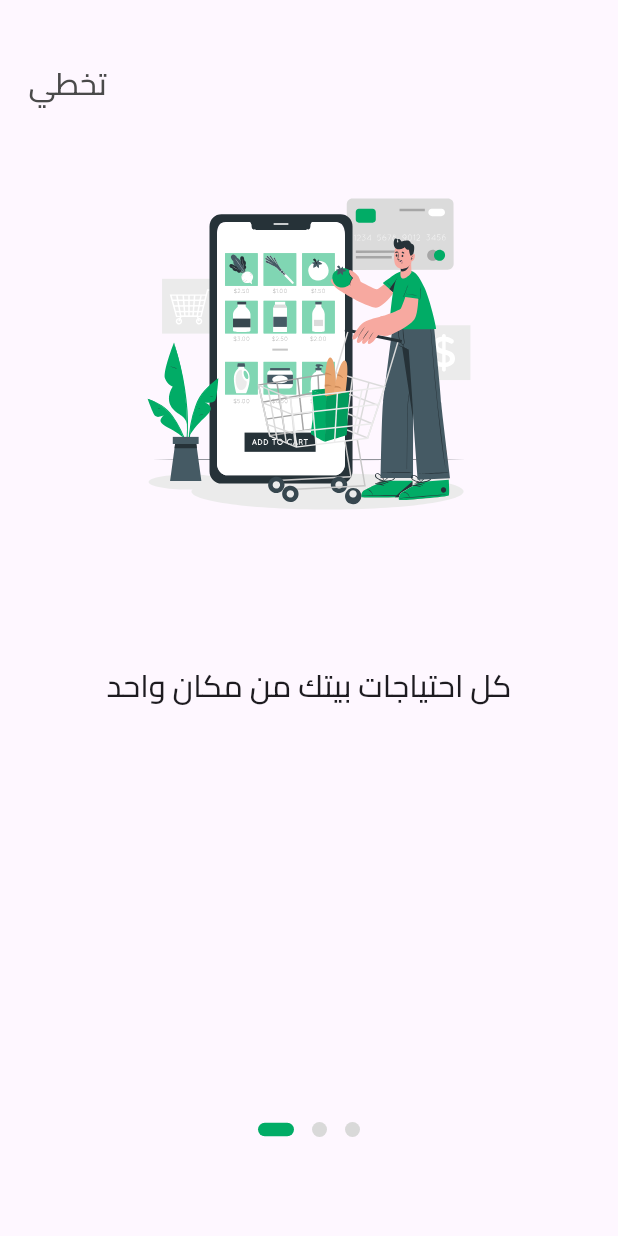
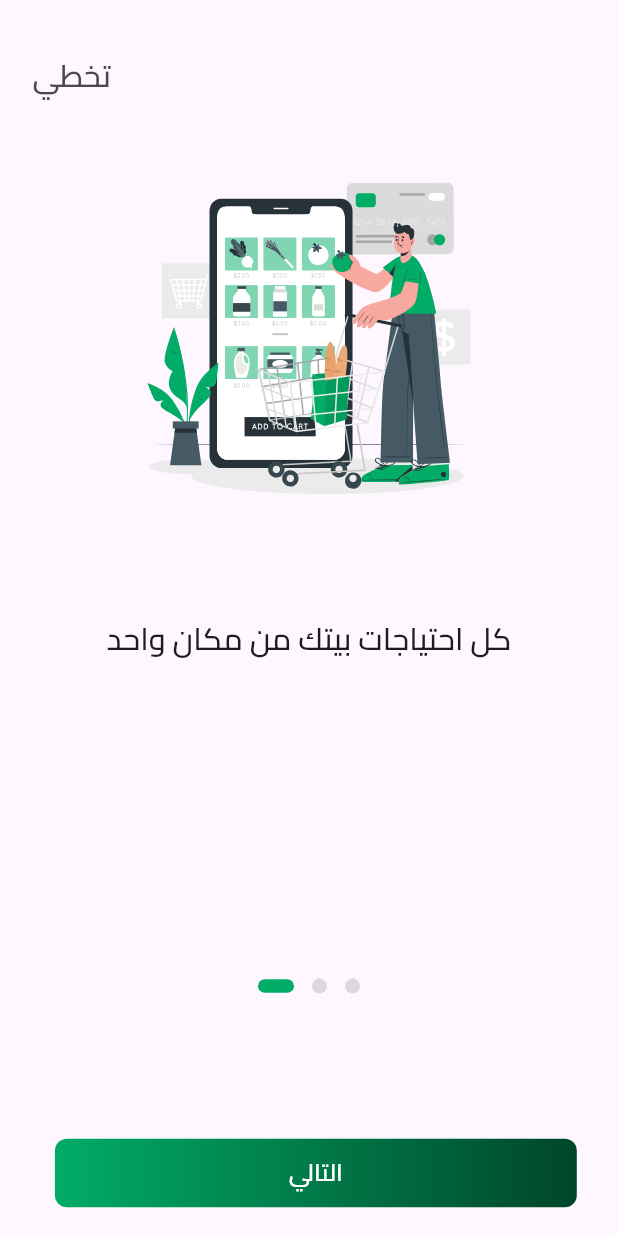
Before and after one commit to ahmedabdelkrim125/alamashi, a Flutter app: the screen it shows after launch, on a phone screen of 412 x 824 dp. Run offline on Flutter 3.47's test engine with Material 3 defaults, Android fonts, the phone set to English and light mode, and no system bars; drawn by our look-alikes of dots_indicator; our stand-ins replace flutter_screenutil, flutter_svg, go_router; missing offline and left inert: svg_flutter.

Commit message:
On Boarding and scroll done

```diff
--- a/lib/core/app_router.dart
+++ b/lib/core/app_router.dart
@@ -1,3 +1,4 @@
+import 'package:egyptian_supermaekat/features/auth/presentation/view/login_page.dart';
 import 'package:egyptian_supermaekat/features/auth/presentation/view/sign_up_page.dart';
 import 'package:egyptian_supermaekat/features/on_boarding/presentation/views/on_boarding_screen.dart';
 import 'package:egyptian_supermaekat/features/splash/presentation/views/splash_screen.dart';
@@ -7,6 +8,7 @@ import 'package:go_router/go_router.dart';
 class AppRouter {
   static String signUp = '/sign_up'; //sign_up page
   static String onboarding = '/on_boarding'; //on_boarding page
+  static String login = '/login'; //loginScreen page
   static final GoRouter router = GoRouter(
     routes: <RouteBase>[
       GoRoute(
@@ -21,6 +23,12 @@ class AppRouter {
               return const SignUpPage();
             },
           ),
+          GoRoute(
+            path: login,
+            builder: (BuildContext context, GoRouterState state) {
+              return const LoginPage();
+            },
+          ),
            GoRoute(
             path: onboarding,
             builder: (BuildContext context, GoRouterState state) {
--- a/lib/core/style.dart
+++ b/lib/core/style.dart
@@ -6,6 +6,7 @@ abstract class Style {
   static TextStyle textStyle24 = TextStyle(
     fontSize: 24,
   );
+
   static TextStyle textStyle20 = TextStyle(
     fontSize: 20,
   );
@@ -15,4 +16,7 @@ abstract class Style {
   static TextStyle textStyle16 = TextStyle(
     fontSize: 16,
   );
+   static TextStyle textStyle14 = TextStyle(
+    fontSize: 14.sp,
+  );
 }
--- a/lib/core/utils/app_images.dart
+++ b/lib/core/utils/app_images.dart
@@ -26,7 +26,11 @@ class Assets {
   /// assets/images/WaveStart.svg
   static const String imagesWaveStart = "assets/images/WaveStart.svg";
 
-  static const String onlineShoppingVector = "assets/images/onlineShoppingVector.svg";
-  static const String fastDeliveryVector = "assets/images/fastDeliveryVector.svg";
-  static const String securePaymentVector = "assets/images/securePaymentVector.svg";
+  static const String onlineShoppingVector =
+      "assets/images/onlineShoppingVector.svg";
+  static const String fastDeliveryVector =
+      "assets/images/fastDeliveryVector.svg";
+  static const String securePaymentVector =
+      "assets/images/securePaymentVector.svg";
+  static const String backArrowCircle = "assets/images/back_arrow_circle.svg";
 }
--- a/lib/features/on_boarding/presentation/views/Widgets/on_boarding_body.dart
+++ b/lib/features/on_boarding/presentation/views/Widgets/on_boarding_body.dart
@@ -1,9 +1,13 @@
 import 'package:dots_indicator/dots_indicator.dart';
 import 'package:egyptian_supermaekat/constant.dart';
+import 'package:egyptian_supermaekat/core/app_router.dart';
 import 'package:egyptian_supermaekat/core/style.dart';
 import 'package:egyptian_supermaekat/core/utils/app_images.dart';
 import 'package:egyptian_supermaekat/features/on_boarding/presentation/views/Widgets/page_view_item.dart';
 import 'package:flutter/material.dart';
+import 'package:flutter_screenutil/flutter_screenutil.dart';
+import 'package:go_router/go_router.dart';
+import 'package:svg_flutter/svg.dart';
 
 class OnBoardingBody extends StatefulWidget {
   const OnBoardingBody({super.key});
@@ -34,16 +38,22 @@ class _OnBoardingBodyState extends State<OnBoardingBody> {
   Widget build(BuildContext context) {
     return SafeArea(
       child: Column(
+        mainAxisAlignment: MainAxisAlignment.center,
         children: [
           Padding(
-            padding: const EdgeInsets.symmetric(horizontal: 19, vertical: 41),
+            padding: EdgeInsets.symmetric(horizontal: 19.w, vertical: 30.h),
             child: Align(
               alignment: Alignment.centerLeft,
-              child: Text(
-                'تخطي',
-                style: Style.textStyle18.copyWith(
-                  fontFamily: cairoMedium,
-                  color: Color(0xff4A4A4A),
+              child: GestureDetector(
+                onTap: () {
+                  context.push(AppRouter.login);
+                },
+                child: Text(
+                  'تخطي',
+                  style: Style.textStyle18.copyWith(
+                    fontFamily: cairoMedium,
+                    color: Color(0xff4A4A4A),
+                  ),
                 ),
               ),
             ),
@@ -80,7 +90,73 @@ class _OnBoardingBodyState extends State<OnBoardingBody> {
               ),
             ),
           ),
-          const SizedBox(height: 60),
+          SizedBox(height: 60.h),
+          Padding(
+            padding: EdgeInsets.symmetric(horizontal: 24.w, vertical: 16.h),
+            child: Row(
+              children: [
+                Visibility(
+                  visible: _currentPageIndex > 0,
+                  maintainSize: false,
+                  maintainAnimation: true,
+                  maintainState: true,
+                  child: IconButton(
+                    onPressed: () {
+                      _pageController.previousPage(
+                        duration: Duration(milliseconds: 300),
+                        curve: Curves.easeIn,
+                      );
+                    },
+                    icon: SvgPicture.asset(
+                      Assets.backArrowCircle,
+                    ),
+                  ),
+                ),
+                SizedBox(width: 8.w),
+                Expanded(
+                  child: GestureDetector(
+                    onTap: () {
+                      print('شغال ');
+                      if (_currentPageIndex < 2) {
+                        _pageController.nextPage(
+                          duration: Duration(milliseconds: 300),
+                          curve: Curves.easeIn,
+                        );
+                      } else if (_currentPageIndex == 2) {
+                        context.push(AppRouter.login);
+                      }
+                    },
+                    child: Container(
+                      width: double.infinity,
+                      height: 40.sp,
+                      decoration: BoxDecoration(
+                        borderRadius: BorderRadius.circular(8),
+                        gradient: LinearGradient(
+                          colors: [
+                            Color(0xFF00462A),
+                            Color(0xFF01AC66),
+                          ],
+                          begin: Alignment.centerRight,
+                          end: Alignment.centerLeft,
+                        ),
+                      ),
+                      child: Center(
+                        child: Text(
+                          'التالي',
+                          textAlign: TextAlign.center,
+                          style: Style.textStyle14.copyWith(
+                            fontFamily: cairoSemiBold,
+                            fontWeight: FontWeight.w600,
+                            color: Colors.white,
+                          ),
+                        ),
+                      ),
+                    ),
+                  ),
+                )
+              ],
+            ),
+          )
         ],
       ),
     );
```
Also changed, not shown: assets/images/back_arrow_circle.svg (added).
